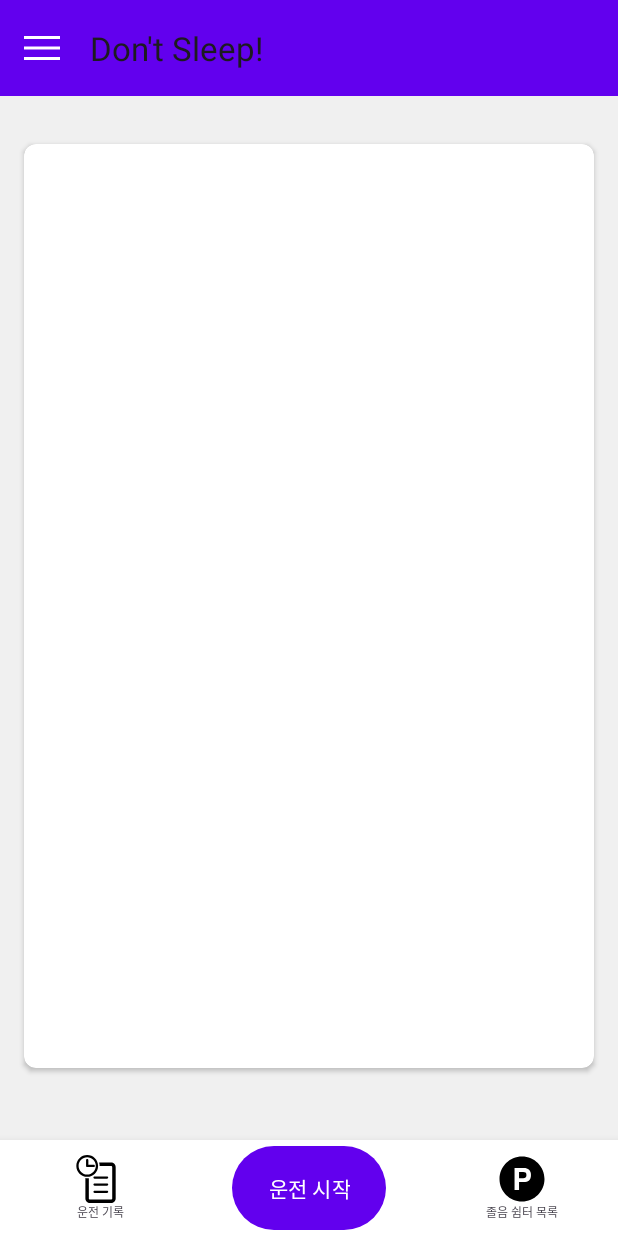
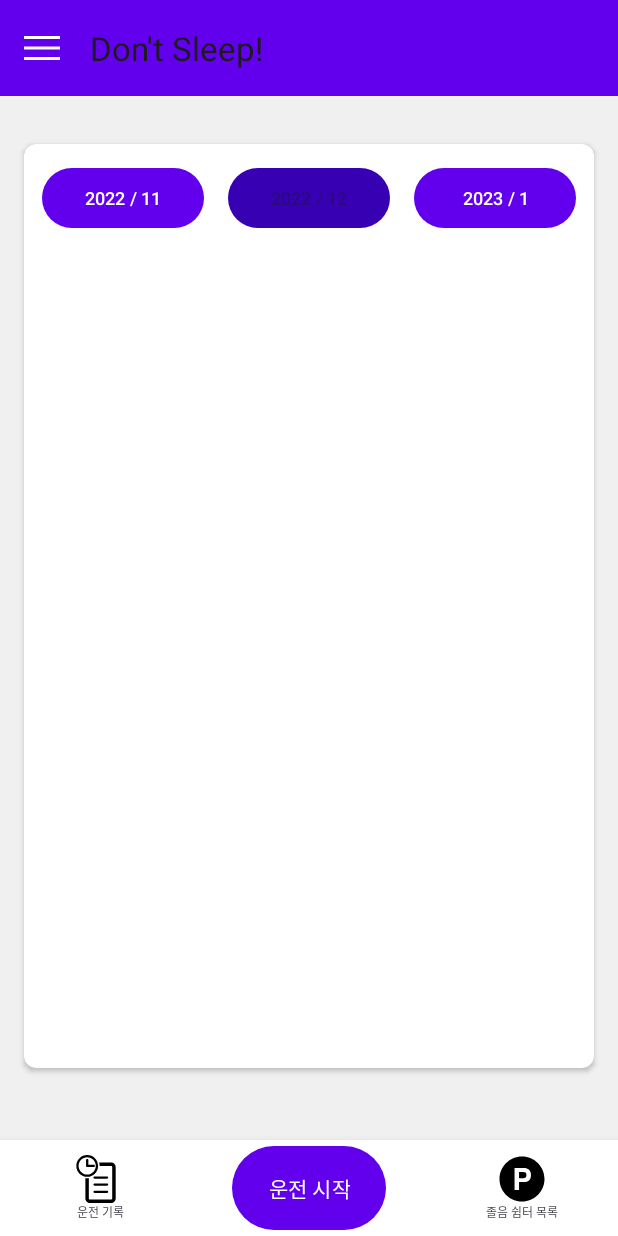
Before and after one commit to Talusor/AdventureDesign, an Android app: the screen it shows after launch once a user with an empty profile is signed in (MainActivity), after a tap on "운전 기록", on a phone screen of 412 x 824 dp. Run offline under Robolectric (Android 15) with nearby library versions, the phone set to English and light mode, and no system bars; our stand-ins replace Firebase (no records; nobody signed in at launch, a user with empty details on screens opened directly); libraries missing offline, so code that uses them is left out: com.gun0912.tedpermission; 1 statement that could not run was skipped.

Commit message:
History 디자인 변경 (이전 달, 이번 달, 다음 달 3달의 기록 확인 가능) Date 객체 말고 Calender 사용하도록 변경

```diff
--- a/app/src/main/java/kr/cnu/ai/lth/adventuredesign/History/HistoryFragment.java
+++ b/app/src/main/java/kr/cnu/ai/lth/adventuredesign/History/HistoryFragment.java
@@ -1,18 +1,23 @@
 package kr.cnu.ai.lth.adventuredesign.History;
 
+import android.annotation.SuppressLint;
 import android.os.Bundle;
 import android.os.Handler;
 import android.view.LayoutInflater;
 import android.view.View;
 import android.view.ViewGroup;
+import android.widget.Button;
 import android.widget.ProgressBar;
 
 import androidx.annotation.NonNull;
 import androidx.annotation.Nullable;
+import androidx.core.content.ContextCompat;
 import androidx.fragment.app.Fragment;
 import androidx.recyclerview.widget.LinearLayoutManager;
 import androidx.recyclerview.widget.RecyclerView;
 
+import java.util.ArrayList;
+import java.util.Calendar;
 import java.util.Date;
 import java.util.List;
 
@@ -27,6 +32,10 @@ public class HistoryFragment extends Fragment {
     ProgressBar loading;
     RecyclerView recyclerView;
 
+    Button lastMonth, thisMonth, nextMonth;
+    List<Button> buttons = new ArrayList<>();
+
+    @SuppressLint("DefaultLocale")
     @Override
     public View onCreateView(@NonNull LayoutInflater inflater, @Nullable ViewGroup container, @Nullable Bundle savedInstanceState) {
         View view = inflater.inflate(R.layout.fragment_history, container, false);
@@ -39,10 +48,55 @@ public class HistoryFragment extends Fragment {
         recyclerView.setLayoutManager(new LinearLayoutManager(getActivity()));
         recyclerView.setAdapter(adapter);
 
+        Calendar cal = Calendar.getInstance();
+
+        lastMonth = view.findViewById(R.id.lastMonth);
+        thisMonth = view.findViewById(R.id.thisMonth);
+        nextMonth = view.findViewById(R.id.nextMonth);
+
+        thisMonth.setText(String.format("%d / %d", cal.get(Calendar.YEAR), cal.get(Calendar.MONTH) + 1));
+        cal.add(Calendar.MONTH, -1);
+        lastMonth.setText(String.format("%d / %d", cal.get(Calendar.YEAR), cal.get(Calendar.MONTH) + 1));
+        cal.add(Calendar.MONTH, 2);
+        nextMonth.setText(String.format("%d / %d", cal.get(Calendar.YEAR), cal.get(Calendar.MONTH) + 1));
+
+        lastMonth.setOnClickListener(this::onClickButton);
+        thisMonth.setOnClickListener(this::onClickButton);
+        nextMonth.setOnClickListener(this::onClickButton);
+
+        buttons.add(lastMonth);
+        buttons.add(thisMonth);
+        buttons.add(nextMonth);
+
+        thisMonth.performClick();
+
         return view;
     }
 
-    public void Test() {
+    private void onClickButton(View v) {
+        for (Button btn : buttons) {
+            if (v == btn) {
+                btn.setEnabled(false);
+                btn.setBackgroundTintList(
+                        ContextCompat.getColorStateList(
+                                getActivity(),
+                                com.google.android.material.R.color.design_default_color_primary_variant
+                        )
+                );
+            } else {
+                btn.setEnabled(true);
+                btn.setBackgroundTintList(
+                        ContextCompat.getColorStateList(
+                                getActivity(),
+                                com.google.android.material.R.color.design_default_color_primary
+                        )
+                );
+            }
+        }
+
+        String[] temp = ((Button)v).getText().toString().split(" / ");
+        int year = Integer.parseInt(temp[0]);
+        int month = Integer.parseInt(temp[1]);
         new Thread(() -> {
             handler.post(() -> {
                 recyclerView.setVisibility(View.INVISIBLE);
@@ -50,7 +104,7 @@ public class HistoryFragment extends Fragment {
             });
 
             adapter.ClearData();
-            adapter.AddData(manager.getHistories(new Date()));
+            adapter.AddData(manager.getHistories(year, month));
 
             handler.post(() -> {
                 recyclerView.setVisibility(View.VISIBLE);
--- a/app/src/main/java/kr/cnu/ai/lth/adventuredesign/MainActivity.java
+++ b/app/src/main/java/kr/cnu/ai/lth/adventuredesign/MainActivity.java
@@ -126,7 +126,6 @@ public class MainActivity extends AppCompatActivity {
 
     public void viewHistoryList() {
         ChangeView(1);
-        historyFragment.Test();
     }
 
     public void startDrive() {
--- a/app/src/main/java/kr/cnu/ai/lth/adventuredesign/Manager.java
+++ b/app/src/main/java/kr/cnu/ai/lth/adventuredesign/Manager.java
@@ -118,8 +118,8 @@ public class Manager {
         return sortedData;
     }
 
-    public synchronized List<History> getHistories(Date target) {
-        return historyDbHelper.getHistories(1900 + target.getYear(), 1 + target.getMonth());
+    public synchronized List<History> getHistories(int year, int month) {
+        return historyDbHelper.getHistories(year, month);
     }
 
     public synchronized long insertHistory(int detectCnt, int duration) {
--- a/app/src/main/res/layout/fragment_history.xml
+++ b/app/src/main/res/layout/fragment_history.xml
@@ -1,5 +1,5 @@
 <?xml version="1.0" encoding="utf-8"?>
-<androidx.constraintlayout.widget.ConstraintLayout xmlns:android="http://schemas.android.com/apk/res/android"
+<RelativeLayout xmlns:android="http://schemas.android.com/apk/res/android"
     xmlns:app="http://schemas.android.com/apk/res-auto"
     xmlns:tools="http://schemas.android.com/tools"
     android:layout_width="match_parent"
@@ -12,14 +12,56 @@
         android:layout_width="64dp"
         android:layout_height="64dp"
         android:indeterminate="true"
-        app:layout_constraintBottom_toBottomOf="parent"
-        app:layout_constraintEnd_toEndOf="parent"
-        app:layout_constraintStart_toStartOf="parent"
-        app:layout_constraintTop_toTopOf="parent" />
+        android:layout_centerHorizontal="true"
+        android:layout_centerVertical="true"/>
+
+    <LinearLayout
+        android:id="@+id/selectMonth"
+        android:layout_width="match_parent"
+        android:layout_height="64dp"
+        android:layout_alignParentTop="true"
+        android:orientation="horizontal"
+        android:padding="8dp">
+
+        <Button
+            android:id="@+id/lastMonth"
+            android:layout_width="0dp"
+            android:layout_height="wrap_content"
+            android:layout_weight="1"
+            android:textSize="12sp"
+            android:text="2022 / 01"/>
+
+        <Space
+            android:layout_width="16dp"
+            android:layout_height="match_parent"/>
+
+        <Button
+            android:id="@+id/thisMonth"
+            android:layout_width="0dp"
+            android:layout_height="wrap_content"
+            android:layout_weight="1"
+            android:textSize="12sp"
+            android:text="2022 / 02"/>
+
+        <Space
+            android:layout_width="16dp"
+            android:layout_height="match_parent"/>
+
+        <Button
+            android:id="@+id/nextMonth"
+            android:layout_width="0dp"
+            android:layout_height="wrap_content"
+            android:layout_weight="1"
+            android:textSize="12sp"
+            android:text="2022 / 03"/>
+
+    </LinearLayout>
 
     <androidx.recyclerview.widget.RecyclerView
+        android:layout_marginTop="16dp"
         android:id="@+id/recyclerView"
         android:layout_width="match_parent"
-        android:layout_height="match_parent"/>
+        android:layout_height="match_parent"
+        android:layout_below="@+id/selectMonth"/>
 
-</androidx.constraintlayout.widget.ConstraintLayout>
+</RelativeLayout>
```
